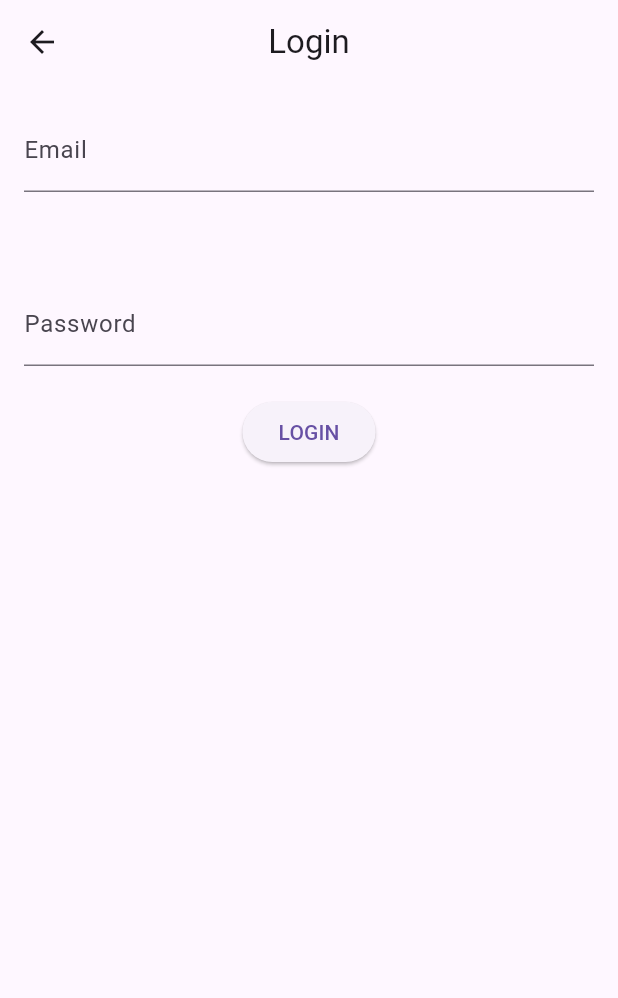
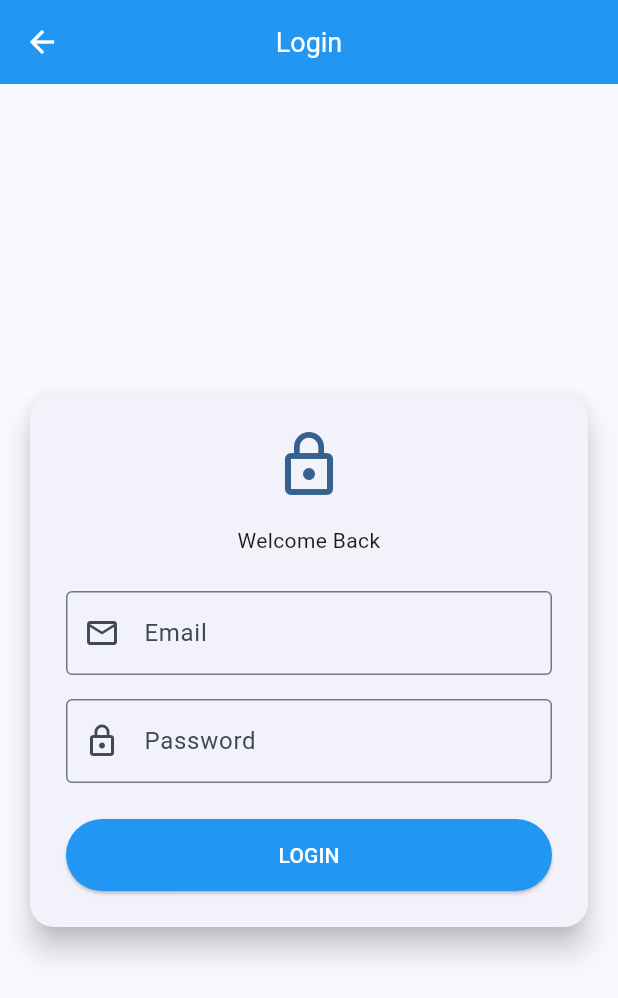
Before and after one commit to Shaikayesha2607/flutter-getx-table, a Flutter app: the screen it shows after launch, after a tap on the "arrow forward" icon, on a phone screen of 412 x 824 dp. Shown: the top 998 px of the screen. Run offline on Flutter 3.47's test engine with Material 3 defaults, Android fonts, the phone set to English and light mode, and no system bars; our stand-ins replace get, responsive_framework.

Commit message:
practiced responsive framework for mobile and browserday 2 3

```diff
--- a/lib/main.dart
+++ b/lib/main.dart
@@ -2,15 +2,39 @@ import 'package:flutter/material.dart';
 import 'package:get/get.dart';
 import 'package:mysecondpr/routes/app_pages.dart';
 import 'package:mysecondpr/routes/app_routes.dart';
+import 'package:mysecondpr/theme/responsive_text_theme.dart';
 import 'package:responsive_framework/responsive_framework.dart';
 
 
+
 void main() {
-  runApp(
-    GetMaterialApp(
+  runApp(MyApp());
+}
+class MyApp extends StatelessWidget {
+  const MyApp({super.key});
+
+  @override
+  Widget build(BuildContext context) {
+    return GetMaterialApp(
       debugShowCheckedModeBanner: false,
-     //builder
-     builder: (context , child){
+      theme: ThemeData(
+        useMaterial3:true ,
+        colorScheme: ColorScheme.fromSeed(seedColor: Colors.blue),
+          //textTheme:  responsiveTextTheme(context),
+        appBarTheme: const AppBarTheme(
+            backgroundColor: Colors.blue,
+            foregroundColor: Colors.white,
+            centerTitle: true
+        ),
+        elevatedButtonTheme: ElevatedButtonThemeData(
+          style: ElevatedButton.styleFrom(
+            backgroundColor: Colors.blue,
+            foregroundColor: Colors.white
+          )
+        )
+      ),
+      //builder
+      builder: (context , child){
         return ResponsiveBreakpoints.builder(
             child: child!,
             breakpoints: const [
@@ -19,9 +43,11 @@ void main() {
               Breakpoint(start: 801, end: 1920, name: DESKTOP)
 
             ]);
-     },
-     initialRoute:Routes.initial,
+      },
+      initialRoute:Routes.initial,
       getPages: AppPages.routes,
-    ),
-  );
+
+    );
+
+  }
 }
--- a/lib/modules/card/card_controller.dart
+++ b/lib/modules/card/card_controller.dart
@@ -12,9 +12,17 @@ class CardController extends GetxController{
   }
 
   void loadUsers(){
-    users = [Users(name: 'Ayesha', age: '23'),
+    users = [Users(name: 'Ayeshu', age: '23'),
             Users(name: 'Rahmat', age: '24'),
-            Users(name: 'Asmaa', age: '23')];
+            Users(name: 'Asmaa', age: '23'),
+            Users(name: 'AKKi', age: '27'),
+            Users(name: 'Subha', age: '21'),
+            Users(name: 'Nandu', age: '23'),
+            Users(name: 'Chendu', age: '23'),
+            Users(name: 'Mouni', age: '23'),
+            Users(name: 'Rohi', age: '23'),
+            Users(name: 'Niru', age: '23'),
+            Users(name: 'Dolly', age: '23')];
 
     update();
   }
--- a/lib/modules/card/card_screen.dart
+++ b/lib/modules/card/card_screen.dart
@@ -1,25 +1,22 @@
 import 'package:flutter/material.dart';
 import 'package:get/get.dart';
 import 'package:mysecondpr/modules/card/card_controller.dart';
+import 'package:mysecondpr/widgets/title.dart';
 import 'package:responsive_framework/responsive_framework.dart';
 import 'package:mysecondpr/modules/card/widgets/header.dart';
 import 'package:mysecondpr/modules/card/widgets/mobilelist.dart';
 import 'package:mysecondpr/modules/card/widgets/tablet_dekstop.dart';
 import '../../routes/app_routes.dart';
 
-
-// import 'package:mysecondpr/views/table_screen.dart';
-
 class CardScreen extends GetView<CardController> {
    CardScreen({super.key});
-
 
   @override
   Widget build(BuildContext context) {
     final bp = ResponsiveBreakpoints.of(context);
     return Scaffold(
       appBar: AppBar(
-        title: Text('List of Users'),
+        title: ResponsiveTitle(text: 'List of Users'),
         centerTitle: true,
       ),
       body: GetBuilder<CardController>(
--- a/lib/modules/card/widgets/header.dart
+++ b/lib/modules/card/widgets/header.dart
@@ -6,7 +6,7 @@ class Header extends StatelessWidget {
 
   @override
   Widget build(BuildContext context) {
-    return Padding(padding: const EdgeInsetsGeometry.fromLTRB(16, 16, 16, 8),
+    return Padding(padding: const EdgeInsets.fromLTRB(16, 16, 16, 8),
     child: Column(
         crossAxisAlignment: CrossAxisAlignment.start,
       children: [
--- a/lib/modules/card/widgets/tablet_dekstop.dart
+++ b/lib/modules/card/widgets/tablet_dekstop.dart
@@ -18,6 +18,7 @@ class TabletDesktopGrid extends GetView<CardController> {
           mainAxisSpacing: 16,
           crossAxisSpacing: 16,
           childAspectRatio: 3,),
+      physics: const AlwaysScrollableScrollPhysics(),
       itemBuilder: (_,index){
         return UserCardTile(user: controller.users[index]);
       },
--- a/lib/modules/login/login_screen.dart
+++ b/lib/modules/login/login_screen.dart
@@ -1,63 +1,23 @@
 import 'package:flutter/material.dart';
 import 'package:get/get.dart';
+import 'package:mysecondpr/modules/login/widgets/auth_card.dart';
+import 'package:mysecondpr/modules/login/widgets/login_form.dart';
+import 'package:mysecondpr/modules/login/widgets/responsive_auth_layout.dart';
+import 'package:mysecondpr/widgets/title.dart';
 import 'login_controller.dart';
 
-class LoginScreen extends GetView<LoginController>{
+class LoginScreen extends StatelessWidget{
   @override
   Widget build(BuildContext context) {
     return Scaffold(
       appBar: AppBar(
-        title: Text('Login'),
+        title: ResponsiveTitle(text:'Login'),
         centerTitle: true,
       ),
-      body:Padding(
-        padding: const EdgeInsets.all(16.0),
-        child: Form(
-          key: controller.formKey,
-          child: Column(
-            children: [
-              //email
-              TextFormField(
-                controller: controller.emailcontroller,
-                decoration:InputDecoration(labelText: 'Email'),
-                validator: (value){
-                  if( value == null || value.isEmpty){
-                    return "Email is required";
-                  }
-                  if(!GetUtils.isEmail(value)){
-                    return " Invalid email";
-                  }
-                  return null;
-                },
-              ),
-
-              SizedBox(height: 60,),
-
-              TextFormField(
-                controller: controller.passwordcontroller,
-                decoration: InputDecoration(labelText: "Password"),
-                obscureText: true,
-                validator: (value){
-                  if(value == null || value.isEmpty){
-                    return "password is required";
-                  }
-                  if(value.length < 6){
-                    return "Minimum 6 characters";
-                  }
-                  return null;
-                },
-              ),
-
-              SizedBox(height: 20,),
-
-              ElevatedButton(onPressed: (){
-                controller.submit();
-              }, child: Text('LOGIN'))
-            ],
-          ),
-        ),
-      ) ,
-    );
-
+      body:ResponsiveAuthLayout(
+          child: AuthCard(
+              child: LoginForm()))
+      // body:AuthCard(child: LoginForm() ));
+      );
   }
 }
--- /dev/null
+++ b/lib/modules/login/widgets/auth_card.dart
@@ -0,0 +1,18 @@
+import 'package:flutter/material.dart';
+
+class AuthCard extends StatelessWidget {
+  final Widget child;
+  const AuthCard({super.key , required this.child});
+
+  @override
+  Widget build(BuildContext context) {
+    return Card(
+      elevation: 8,
+      shape: RoundedRectangleBorder(borderRadius: BorderRadius.circular(16)),
+      child: Padding(
+          padding: const EdgeInsets.all(24),
+          child: child,
+      ),
+    );
+  }
+}
--- /dev/null
+++ b/lib/modules/login/widgets/login_form.dart
@@ -0,0 +1,84 @@
+import 'package:flutter/material.dart';
+import 'package:get/get.dart';
+import 'package:mysecondpr/modules/login/login_controller.dart';
+
+class LoginForm extends GetView<LoginController> {
+  const LoginForm({super.key});
+
+  @override
+  Widget build(BuildContext context) {
+    return Form(
+      key: controller.formKey,
+      child: Column(
+
+        mainAxisSize: MainAxisSize.min,
+        crossAxisAlignment: CrossAxisAlignment.stretch,
+        //with the help of this our loginbutton stretches
+
+        children: [
+          Icon(
+            Icons.lock_outline,
+            size: 48,
+            color: Theme.of(context).colorScheme.primary,
+          ),
+          const SizedBox(height: 16),
+
+          Text("Welcome Back",
+              textAlign: TextAlign.center,
+              style: Theme.of(context).textTheme.bodyMedium,
+          ),
+
+          const SizedBox(height: 24),
+          TextFormField(
+            controller: controller.emailcontroller,
+            decoration:const InputDecoration(
+                labelText: 'Email',
+                prefixIcon: Icon(Icons.email_outlined),
+                border: OutlineInputBorder(),
+            ),
+            validator: (value){
+              if( value == null || value.isEmpty){
+                return "Email is required";
+              }
+              if(!GetUtils.isEmail(value)){
+                return " Invalid email";
+              }
+              return null;
+            },
+          ),
+
+          const SizedBox(height: 16,),
+
+          TextFormField(
+            controller: controller.passwordcontroller,
+            decoration: InputDecoration(
+                labelText: "Password",
+                prefixIcon: Icon(Icons.lock_outline),
+                border: OutlineInputBorder(),
+            ),
+            obscureText: true,
+            validator: (value){
+              if(value == null || value.isEmpty){
+                return "password is required";
+              }
+              if(value.length < 6){
+                return "Minimum 6 characters";
+              }
+              return null;
+            },
+          ),
+
+          SizedBox(height: 24,),
+
+          SizedBox(
+            height: 48,
+            child: ElevatedButton(onPressed: (){
+              controller.submit();
+            }, child: Text('LOGIN')),
+          )
+        ],
+
+      ),
+    );
+  }
+}
--- /dev/null
+++ b/lib/modules/login/widgets/responsive_auth_layout.dart
@@ -0,0 +1,25 @@
+import 'package:flutter/material.dart';
+import 'package:responsive_framework/responsive_framework.dart';
+
+class ResponsiveAuthLayout extends StatelessWidget {
+  final Widget child;
+  const ResponsiveAuthLayout({super.key , required this.child});
+
+  @override
+  Widget build(BuildContext context) {
+    final bp = ResponsiveBreakpoints.of(context);
+    return Center(
+      child: SingleChildScrollView(
+        child: Padding(padding: EdgeInsets.symmetric(
+                          horizontal:  bp.isMobile ? 16 : 24,
+        ),
+          child: ConstrainedBox(constraints: BoxConstraints(
+                    maxWidth: bp.isMobile? double.infinity : 420,
+              ),
+              child: child,
+          ),
+        ),
+      ),
+    );
+  }
+}
--- /dev/null
+++ b/lib/widgets/title.dart
@@ -0,0 +1,25 @@
+import 'package:flutter/material.dart';
+import 'package:get/get.dart';
+import 'package:responsive_framework/responsive_framework.dart' as rf;
+
+class ResponsiveTitle extends StatelessWidget {
+  final String text;
+  const ResponsiveTitle({required this .text,super.key});
+
+  @override
+  Widget build(BuildContext context) {
+    return Text(
+      text,
+      style: Get.textTheme.headlineMedium?.copyWith(
+        color: Theme.of(context).colorScheme.onPrimary,
+        fontSize: rf.ResponsiveValue<double>(
+                  context,
+                  defaultValue: 18,
+                  conditionalValues: [
+                    rf.Condition.equals(name: rf.TABLET , value : 28),
+                    rf.Condition.equals(name: rf.DESKTOP , value : 34)
+                  ]).value
+      ),
+    );
+  }
+}
```
Also changed, not shown: lib/modules/table/table_controller.dart (+12 -3 lines), lib/modules/table/table_screen.dart (+13 -30 lines), lib/modules/table/widgets/course_table.dart (added, +66 -0 lines), lib/theme/responsive_text_theme.dart (added, +24 -0 lines).
